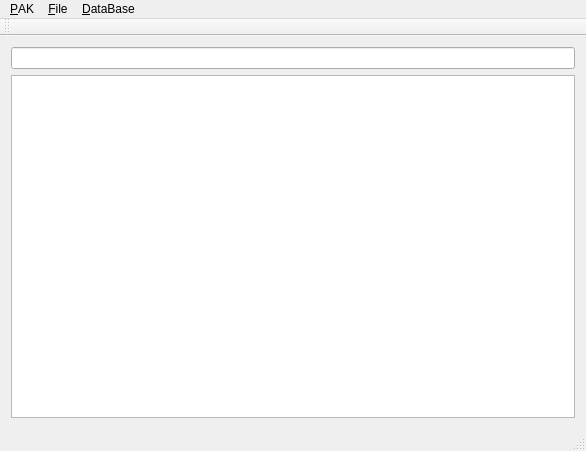
First picture: the form in AITD_PakEdit/mainwindow.ui, repository jmimu/FITD, before the edit.
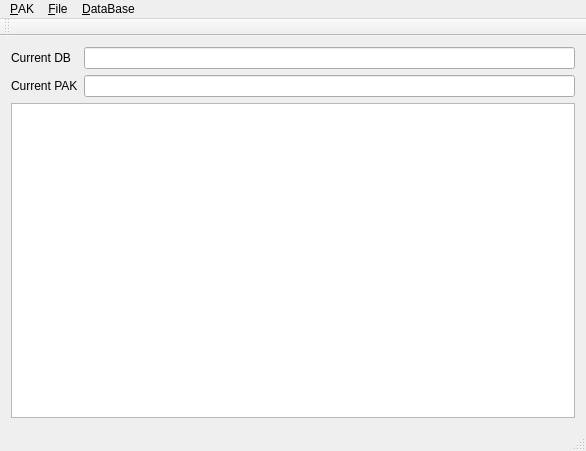
Second picture: the form after the edit. Icons and pictures are not drawn.

Commit message: v0.02 show current DB

Diff of the .ui file:
```diff
--- a/AITD_PakEdit/mainwindow.ui
+++ b/AITD_PakEdit/mainwindow.ui
@@ -19,14 +19,35 @@
   </property>
   <widget class="QWidget" name="centralWidget">
    <layout class="QGridLayout" name="gridLayout">
-    <item row="0" column="0">
+    <item row="1" column="1">
      <widget class="QLineEdit" name="lineEditPAKName">
       <property name="readOnly">
        <bool>true</bool>
       </property>
      </widget>
     </item>
+    <item row="0" column="1">
+     <widget class="QLineEdit" name="lineEditDBName">
+      <property name="readOnly">
+       <bool>true</bool>
+      </property>
+     </widget>
+    </item>
     <item row="1" column="0">
+     <widget class="QLabel" name="label">
+      <property name="text">
+       <string>Current PAK</string>
+      </property>
+     </widget>
+    </item>
+    <item row="0" column="0">
+     <widget class="QLabel" name="label_2">
+      <property name="text">
+       <string>Current DB</string>
+      </property>
+     </widget>
+    </item>
+    <item row="2" column="0" colspan="2">
      <widget class="QTableWidget" name="tableWidget">
       <property name="editTriggers">
        <set>QAbstractItemView::NoEditTriggers</set>
```
Left out of the diff: 7 changed lines with no effect on the pictures. The commit also changes 2 other files.
